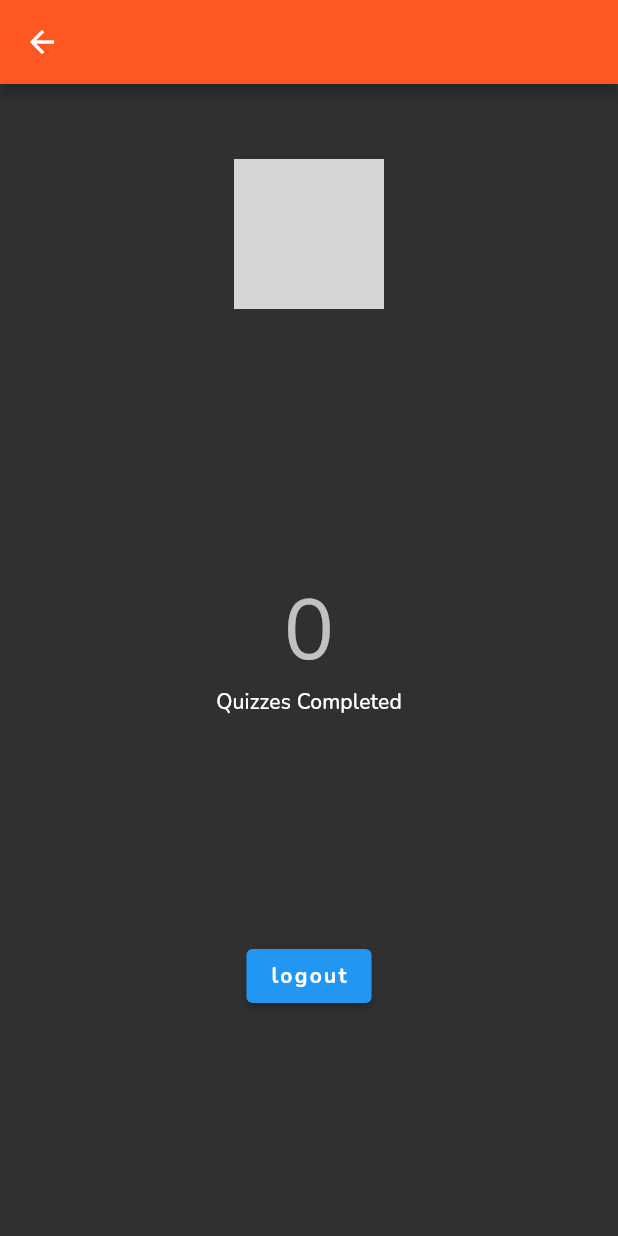
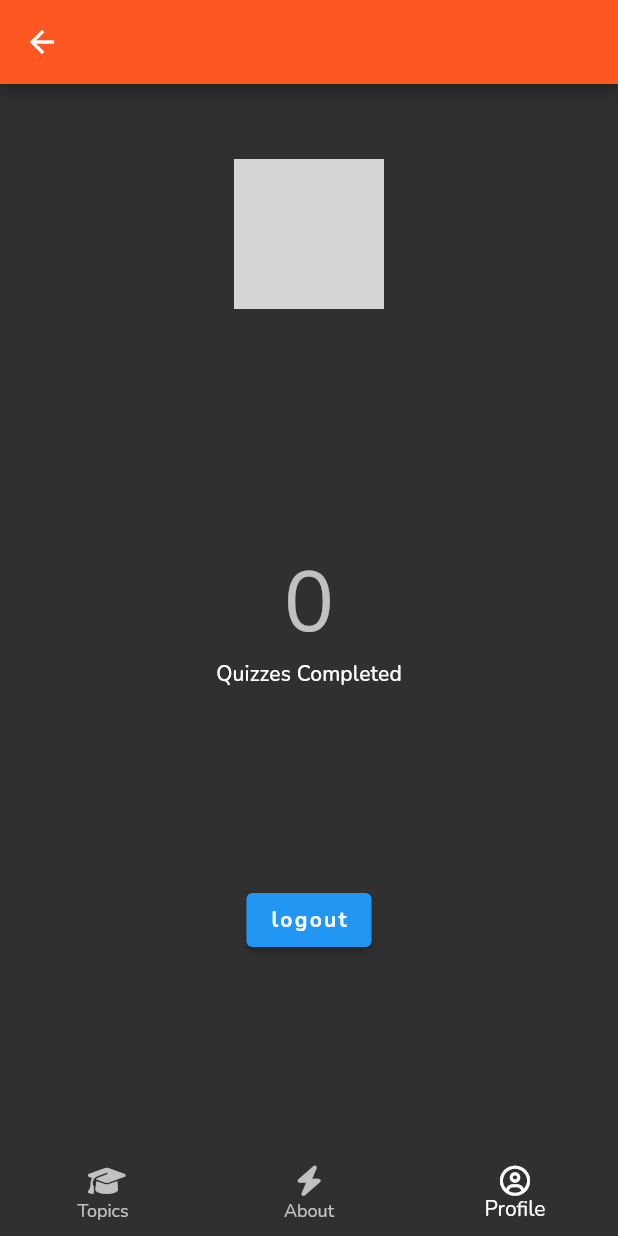
Before and after one commit to luisfelipe998/flutter-learning, a Flutter app: the ProfileScreen screen opened by its route, on a phone screen of 412 x 824 dp. Run offline on Flutter 3.47's test engine with Material 2 defaults, Android fonts, the phone set to English and light mode, and no system bars; our stand-ins replace cloud_firestore, firebase_auth, firebase_core, font_awesome_flutter, google_fonts, google_sign_in and 2 more; accounts and stored records are empty; network calls fail; grey boxes are pictures that could not be loaded.

Commit message:
improve bottom nav bar

```diff
--- a/quizapp/lib/profile/profile.dart
+++ b/quizapp/lib/profile/profile.dart
@@ -54,6 +54,7 @@ class ProfileScreen extends StatelessWidget {
             ],
           ),
         ),
+        bottomNavigationBar: const BottomNavBar(index: 2),
       );
     } else {
       return const Loader();
--- a/quizapp/lib/shared/bottom_nav.dart
+++ b/quizapp/lib/shared/bottom_nav.dart
@@ -2,11 +2,13 @@ import 'package:flutter/material.dart';
 import 'package:font_awesome_flutter/font_awesome_flutter.dart';
 
 class BottomNavBar extends StatelessWidget {
-  const BottomNavBar({Key? key}) : super(key: key);
+  final int index;
+  const BottomNavBar({Key? key, required this.index}) : super(key: key);
 
   @override
   Widget build(BuildContext context) {
     return BottomNavigationBar(
+      currentIndex: index,
       items: const [
         BottomNavigationBarItem(
             icon: Icon(
@@ -27,17 +29,17 @@ class BottomNavBar extends StatelessWidget {
             ),
             label: "Profile"),
       ],
-      fixedColor: Colors.deepPurple[200],
+      fixedColor: Colors.white,
       onTap: (int i) {
         switch (i) {
           case 0:
-            // do nothing
+            Navigator.pushReplacementNamed(context, "/topics");
             break;
           case 1:
-            Navigator.pushNamed(context, "/about");
+            Navigator.pushReplacementNamed(context, "/about");
             break;
           case 2:
-            Navigator.pushNamed(context, "/profile");
+            Navigator.pushReplacementNamed(context, "/profile");
             break;
           default:
         }
--- a/quizapp/lib/topics/topics.dart
+++ b/quizapp/lib/topics/topics.dart
@@ -33,7 +33,9 @@ class TopicsScreen extends StatelessWidget {
               children: topics.map((topic) => TopicItem(topic: topic)).toList(),
             ),
             drawer: TopicDrawer(topics: topics),
-            bottomNavigationBar: const BottomNavBar(),
+            bottomNavigationBar: const BottomNavBar(
+              index: 0,
+            ),
           );
         } else {
           return const Text('No topics found in Firestore. Check database');
```
Also changed, not shown: quizapp/lib/about/about.dart (+11 -2 lines).
